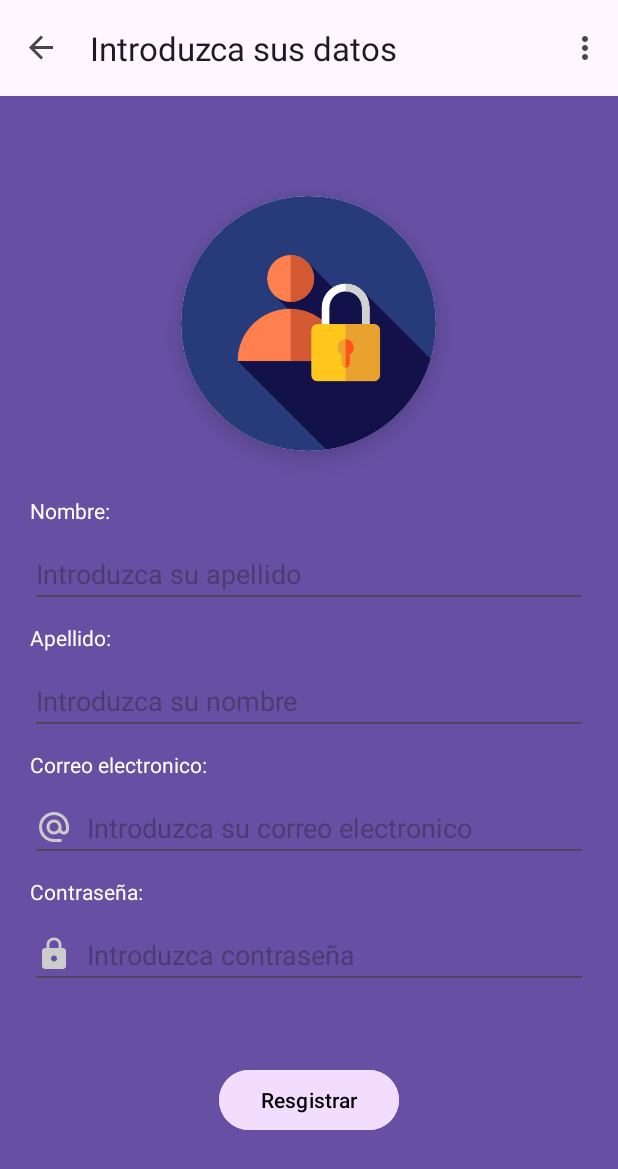
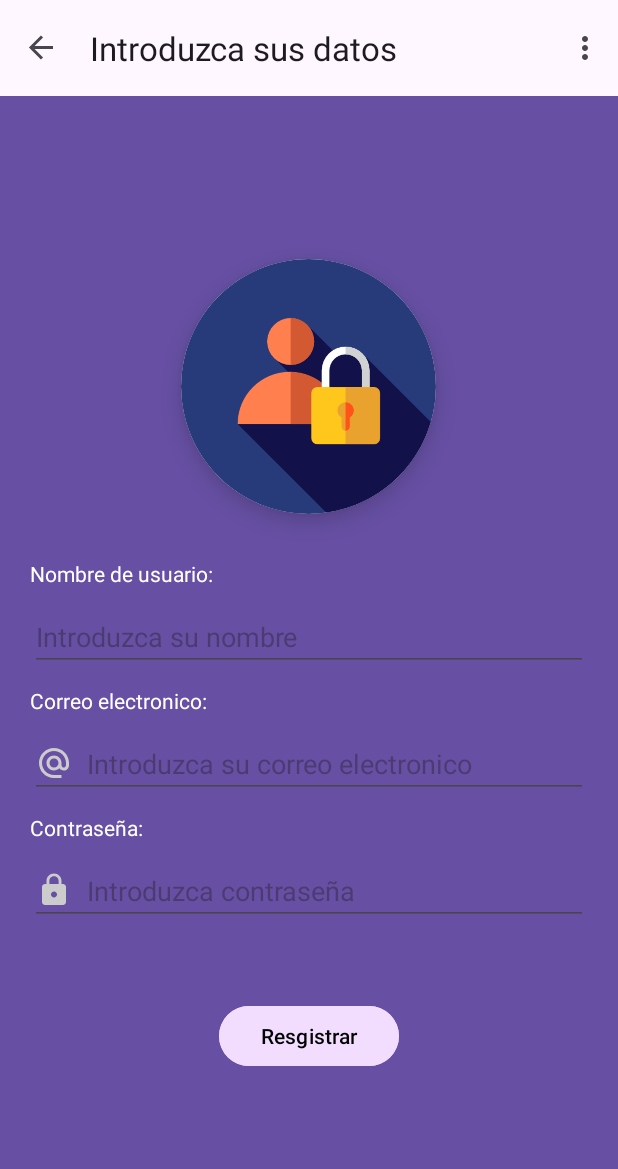
Before and after one commit to Javi-M79/AppLigas, an Android app: the RegistroFragment screen opened through its navigation route, on a phone screen of 412 x 824 dp. Shown: the top 1169 px of the screen. Run offline under Robolectric (Android 15) with nearby library versions, the phone set to English and light mode, and no system bars; our stand-ins replace navigation-ui.

```diff
--- a/app/src/main/res/layout/fragment_registro.xml
+++ b/app/src/main/res/layout/fragment_registro.xml
@@ -7,8 +7,7 @@
     android:background="@color/backgrounddapp"
     android:gravity="center"
     android:orientation="vertical"
-    android:padding="20dp"
-    app:passwordToggleEnabled="true">
+    android:padding="20dp">
 
 
     <androidx.cardview.widget.CardView
@@ -25,7 +24,6 @@
             android:src="@drawable/login"
             app:cardCornerRadius="5dp" />
 
-
     </androidx.cardview.widget.CardView>
 
 
@@ -37,41 +35,16 @@
         android:layout_height="wrap_content"
         android:layout_gravity="start"
         android:layout_marginTop="30dp"
-        android:inputType="textEmailAddress"
-        android:text="Nombre:"
+        android:text="Nombre de usuario:"
         android:textColor="@color/white" />
 
-
     <EditText
-        android:id="@+id/editApellidoResgistro"
-        android:layout_width="match_parent"
-        android:layout_height="wrap_content"
-
-        android:layout_marginTop="10dp"
-        android:hint="Introduzca su apellido"
-        android:inputType="textEmailAddress" />
-
-
-    <!--Apellido-->
-
-    <TextView
-        android:id="@+id/txtapellidoRegistro"
-        android:layout_width="wrap_content"
-        android:layout_height="wrap_content"
-        android:layout_gravity="start"
-        android:layout_marginTop="10dp"
-        android:inputType="textEmailAddress"
-        android:text="Apellido:"
-        android:textColor="@color/white" />
-
-
-    <EditText
-        android:id="@+id/editNombreResgistro"
+        android:id="@+id/editnombreRegistro"
         android:layout_width="match_parent"
         android:layout_height="wrap_content"
         android:layout_marginTop="10dp"
         android:hint="Introduzca su nombre"
-        android:inputType="textEmailAddress" />
+        android:inputType="text" />
 
 
     <!--Correo Electronico-->
@@ -81,10 +54,8 @@
         android:layout_height="wrap_content"
         android:layout_gravity="start"
         android:layout_marginTop="10dp"
-        android:inputType="textEmailAddress"
         android:text="Correo electronico:"
         android:textColor="@color/white" />
-
 
     <EditText
         android:id="@+id/editCorreoRegistro"
@@ -105,7 +76,6 @@
         android:layout_height="wrap_content"
         android:layout_gravity="start"
         android:layout_marginTop="10dp"
-        android:inputType="textEmailAddress"
         android:text="Contraseña:"
         android:textColor="@color/white" />
 
@@ -118,8 +88,7 @@
         android:drawableStart="@drawable/password"
         android:drawablePadding="10dp"
         android:hint="Introduzca contraseña"
-        android:inputType="textPassword"
-        app:passwordToggleEnabled="true" />
+        android:inputType="textPassword" />
 
 
     <Button
@@ -133,19 +102,4 @@
         android:textColor="@color/black" />
 
 
-    <!--
-
-       TODO REVISAR ANIMACION
-
-       <com.airbnb.lottie.LottieAnimationView
-            android:id="@+id/lottiefootballLoading"
-            android:layout_width="300dp"
-            android:layout_height="300dp"
-            android:layout_marginTop="20dp"
-            app:lottie_autoPlay="true"
-            app:lottie_fileName="carga_ligas.json"
-            app:lottie_imageAssetsFolder="assets"
-            app:lottie_loop="true" />
-    -->
-
 </LinearLayout>
```
